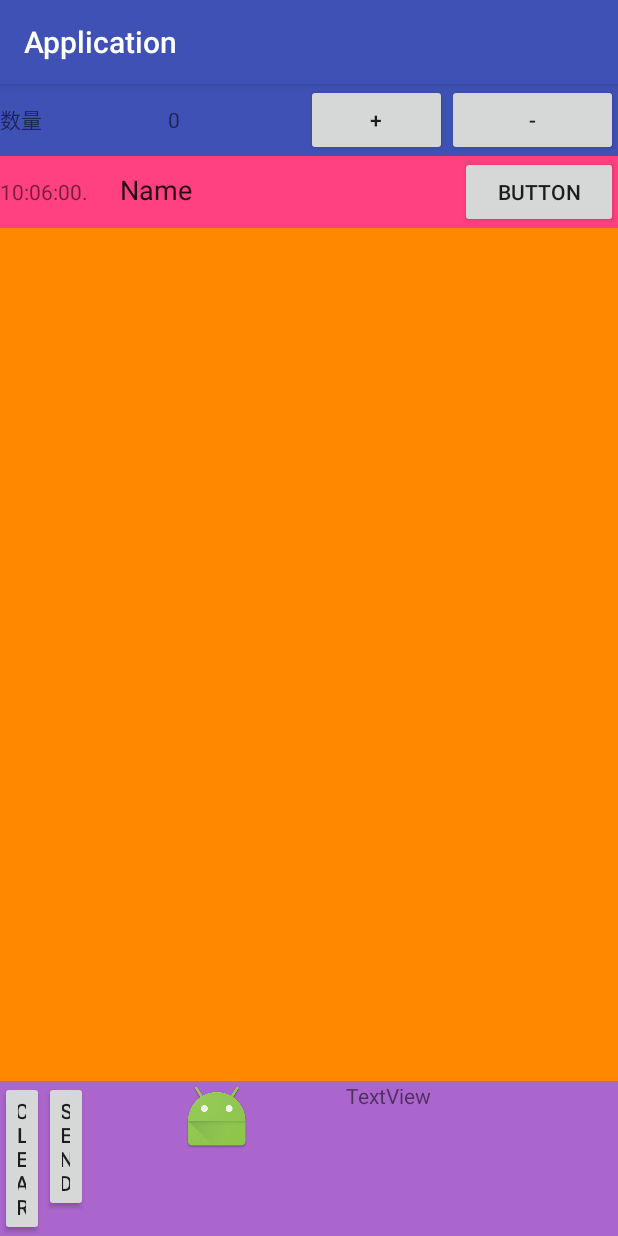
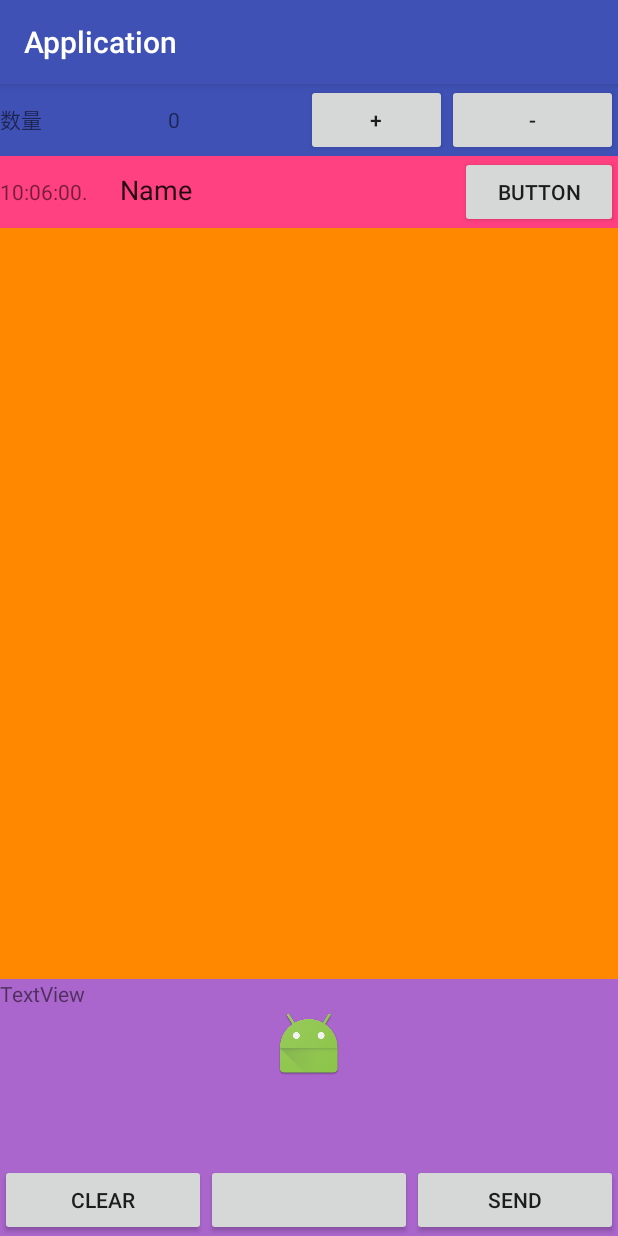
Before and after one commit to fukuyama3922/FukuymaApplication, an Android app: the first screen one second after launch (MainActivity), on a phone screen of 412 x 824 dp. Run offline under Robolectric (Android 15) with nearby library versions, the phone set to English and light mode, and no system bars; 2 statements that could not run were skipped.

```diff
--- a/app/src/main/res/layout/activity_main.xml
+++ b/app/src/main/res/layout/activity_main.xml
@@ -76,55 +76,68 @@
     <LinearLayout
         android:layout_width="match_parent"
         android:layout_height="0dp"
-        android:layout_weight="1"
+        android:layout_weight="9"
         android:background="@android:color/holo_orange_dark"
         android:orientation="horizontal">
 
         <ListView
             android:id="@+id/listview_quantity_info"
             android:layout_width="match_parent"
-            android:layout_height="match_parent" />
+            android:layout_height="match_parent">
+
+        </ListView>
     </LinearLayout>
 
     <LinearLayout
         android:layout_width="match_parent"
         android:layout_height="wrap_content"
+        android:layout_weight="1"
         android:background="@android:color/holo_purple"
         android:orientation="horizontal">
-
-        <Button
-            android:id="@+id/button_clear"
-            android:layout_width="wrap_content"
-            android:layout_height="wrap_content"
-            android:layout_weight="1"
-            android:text="clear" />
-
-        <Button
-            android:id="@+id/button_send"
-            android:layout_width="wrap_content"
-            android:layout_height="wrap_content"
-            android:layout_weight="1"
-            android:text="send" />
 
         <LinearLayout
             android:layout_width="match_parent"
             android:layout_height="match_parent"
-            android:layout_weight="1"
-            android:orientation="horizontal">
+            android:orientation="vertical">
+
+            <TextView
+                android:id="@+id/text_result"
+                android:layout_width="match_parent"
+                android:layout_height="wrap_content"
+                android:text="TextView" />
 
             <ImageView
-                android:id="@+id/imageView"
-                android:layout_width="wrap_content"
+                android:id="@+id/imageView3"
+                android:layout_width="match_parent"
                 android:layout_height="wrap_content"
-                android:layout_weight="1"
                 app:srcCompat="@mipmap/ic_launcher" />
 
-            <TextView
-                android:id="@+id/textView"
-                android:layout_width="wrap_content"
-                android:layout_height="wrap_content"
-                android:layout_weight="1"
-                android:text="TextView" />
+            <LinearLayout
+                android:layout_width="match_parent"
+                android:layout_height="match_parent"
+                android:gravity="bottom"
+                android:orientation="horizontal">
+
+                <Button
+                    android:id="@+id/button_clear"
+                    android:layout_width="wrap_content"
+                    android:layout_height="wrap_content"
+                    android:layout_weight="1"
+                    android:text="clear" />
+
+                <Button
+                    android:id="@+id/select_button"
+                    android:layout_width="wrap_content"
+                    android:layout_height="wrap_content"
+                    android:layout_weight="1" />
+
+                <Button
+                    android:id="@+id/button_send"
+                    android:layout_width="wrap_content"
+                    android:layout_height="wrap_content"
+                    android:layout_weight="1"
+                    android:text="send" />
+            </LinearLayout>
         </LinearLayout>
 
     </LinearLayout>
```
Also changed, not shown: app/src/main/java/com/fukuyama/fukuyamaapplication/MainActivity.java (+70 -6 lines), app/src/main/java/com/fukuyama/fukuyamaapplication/SubActivity.java (+42 -12 lines), app/src/main/res/layout/activity_sub.xml (+10 -1 lines).
